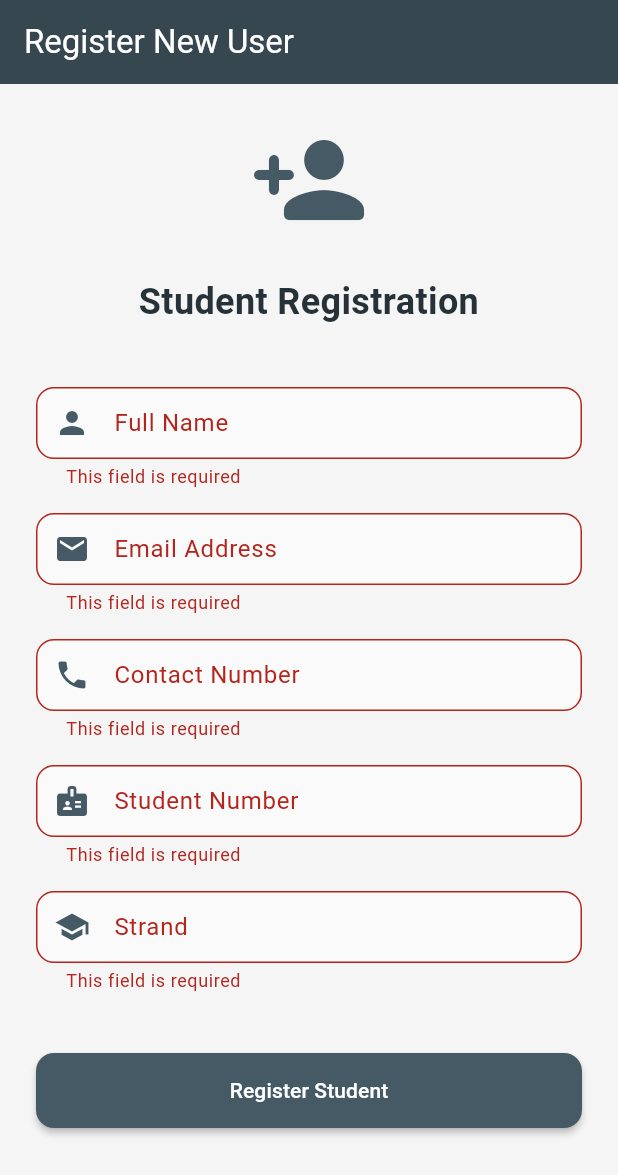
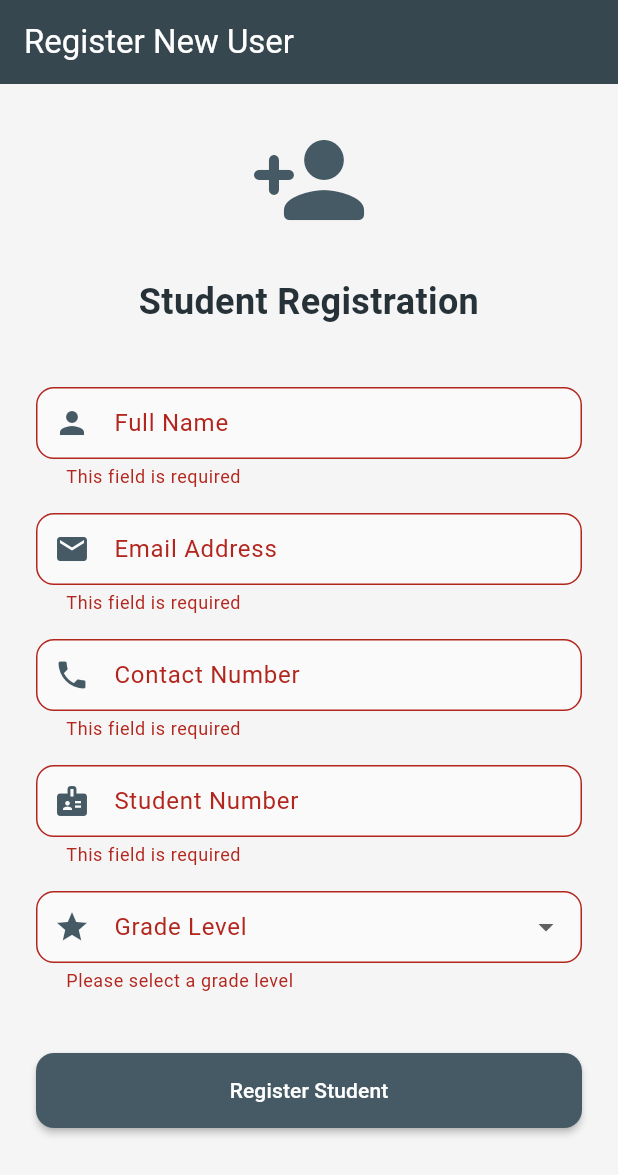
Before and after one commit to rammne/odrs, a Flutter app: the AdminRegisterUserScreen screen opened directly, after a tap on "Register Student", on a phone screen of 412 x 824 dp. Shown: the top 1175 px of the screen. Run offline on Flutter 3.47's test engine with Material 3 defaults, Android fonts, the light colour scheme and no system bars; our stand-ins replace cloud_firestore, firebase_auth, firebase_core, pdf, printing, rxdart; accounts and stored records are empty; statements that could not run were skipped.

Commit message:
strand, grade leve update

```diff
--- a/lib/presentation/screens/admin/registration_screen.dart
+++ b/lib/presentation/screens/admin/registration_screen.dart
@@ -16,7 +16,43 @@ class _AdminRegisterUserScreenState extends State<AdminRegisterUserScreen> {
   final TextEditingController _contactController = TextEditingController();
   final TextEditingController _studentNumberController =
       TextEditingController();
-  final TextEditingController _strandController = TextEditingController();
+
+  String? _selectedStrand;
+  String? _selectedGradeLevel;
+
+  final List<Map<String, String>> _strands = [
+    {
+      'value': 'STEM',
+      'label': 'STEM (Science, Technology, Engineering and Mathematics)'
+    },
+    {'value': 'HUMSS', 'label': 'HUMSS (Humanities & Social Sciences)'},
+    {'value': 'ABM', 'label': 'ABM (Accountancy, Business & Management)'},
+    {
+      'value': 'TVL-ICT',
+      'label': 'TVL-ICT (Information and Communication Technology)'
+    },
+    {'value': 'TVL-HE', 'label': 'TVL-HE (Home Economics)'},
+    {'value': 'ADT', 'label': 'ADT (Arts and Design Track)'},
+  ];
+
+  final List<String> _gradeLevels = [
+    'Preschool',
+    'Grade 1',
+    'Grade 2',
+    'Grade 3',
+    'Grade 4',
+    'Grade 5',
+    'Grade 6',
+    'Grade 7',
+    'Grade 8',
+    'Grade 9',
+    'Grade 10',
+    'Grade 11',
+    'Grade 12'
+  ];
+
+  bool get _isStrandRequired =>
+      _selectedGradeLevel == 'Grade 11' || _selectedGradeLevel == 'Grade 12';
 
   bool _isLoading = false;
 
@@ -62,7 +98,8 @@ class _AdminRegisterUserScreenState extends State<AdminRegisterUserScreen> {
         'email': email,
         'contact': _contactController.text.trim(),
         'student_number': studentNumber,
-        'strand': _strandController.text.trim(),
+        'grade_level': _selectedGradeLevel,
+        'strand': _isStrandRequired ? _selectedStrand : null,
         'role': 'user',
         'uid': userUid,
         'created_by': adminUid,
@@ -83,7 +120,11 @@ class _AdminRegisterUserScreenState extends State<AdminRegisterUserScreen> {
       _emailController.clear();
       _contactController.clear();
       _studentNumberController.clear();
-      _strandController.clear();
+
+      setState(() {
+        _selectedGradeLevel = null;
+        _selectedStrand = null;
+      });
 
       await Future.delayed(Duration(milliseconds: 500));
     } catch (e) {
@@ -167,6 +208,90 @@ class _AdminRegisterUserScreenState extends State<AdminRegisterUserScreen> {
     );
   }
 
+  Widget _buildStrandDropdown() {
+    return Padding(
+      padding: const EdgeInsets.symmetric(vertical: 8.0),
+      child: DropdownButtonFormField<String>(
+        value: _selectedStrand,
+        decoration: InputDecoration(
+          labelText: 'Strand',
+          prefixIcon: Icon(Icons.school, color: Colors.blueGrey[700]),
+          border: OutlineInputBorder(
+            borderRadius: BorderRadius.circular(12),
+            borderSide: BorderSide(color: Colors.blueGrey.shade200),
+          ),
+          enabledBorder: OutlineInputBorder(
+            borderRadius: BorderRadius.circular(12),
+            borderSide: BorderSide(color: Colors.blueGrey.shade200),
+          ),
+          focusedBorder: OutlineInputBorder(
+            borderRadius: BorderRadius.circular(12),
+            borderSide: BorderSide(color: Colors.blueGrey.shade700, width: 2),
+          ),
+          filled: true,
+          fillColor: Colors.grey[50],
+          contentPadding: EdgeInsets.symmetric(horizontal: 16, vertical: 12),
+        ),
+        items: _strands.map((strand) {
+          return DropdownMenuItem<String>(
+            value: strand['value'],
+            child: Text(strand['label']!),
+          );
+        }).toList(),
+        onChanged: (value) {
+          setState(() {
+            _selectedStrand = value;
+          });
+        },
+        validator: (value) => value == null ? "Please select a strand" : null,
+      ),
+    );
+  }
+
+  Widget _buildGradeLevelDropdown() {
+    return Padding(
+      padding: const EdgeInsets.symmetric(vertical: 8.0),
+      child: DropdownButtonFormField<String>(
+        value: _selectedGradeLevel,
+        decoration: InputDecoration(
+          labelText: 'Grade Level',
+          prefixIcon: Icon(Icons.grade, color: Colors.blueGrey[700]),
+          border: OutlineInputBorder(
+            borderRadius: BorderRadius.circular(12),
+            borderSide: BorderSide(color: Colors.blueGrey.shade200),
+          ),
+          enabledBorder: OutlineInputBorder(
+            borderRadius: BorderRadius.circular(12),
+            borderSide: BorderSide(color: Colors.blueGrey.shade200),
+          ),
+          focusedBorder: OutlineInputBorder(
+            borderRadius: BorderRadius.circular(12),
+            borderSide: BorderSide(color: Colors.blueGrey.shade700, width: 2),
+          ),
+          filled: true,
+          fillColor: Colors.grey[50],
+          contentPadding: EdgeInsets.symmetric(horizontal: 16, vertical: 12),
+        ),
+        items: _gradeLevels.map((grade) {
+          return DropdownMenuItem<String>(
+            value: grade,
+            child: Text(grade),
+          );
+        }).toList(),
+        onChanged: (value) {
+          setState(() {
+            _selectedGradeLevel = value;
+            if (!_isStrandRequired) {
+              _selectedStrand = null;
+            }
+          });
+        },
+        validator: (value) =>
+            value == null ? "Please select a grade level" : null,
+      ),
+    );
+  }
+
   @override
   Widget build(BuildContext context) {
     return Scaffold(
@@ -233,12 +358,8 @@ class _AdminRegisterUserScreenState extends State<AdminRegisterUserScreen> {
                     hint: "Enter student ID number",
                     icon: Icons.badge,
                   ),
-                  _buildInputField(
-                    controller: _strandController,
-                    label: "Strand",
-                    hint: "Enter student's strand",
-                    icon: Icons.school,
-                  ),
+                  _buildGradeLevelDropdown(),
+                  if (_isStrandRequired) _buildStrandDropdown(),
                   SizedBox(height: 32),
                   SizedBox(
                     height: 50,
```
Also changed, not shown: 1 other file.
